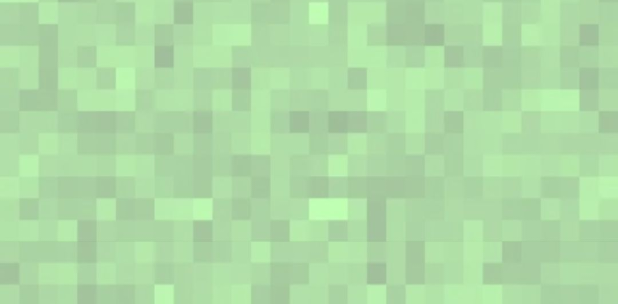
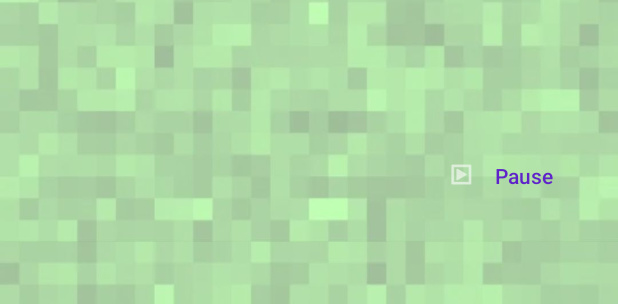
Before and after one commit to marilynnnn27/SnakeySnakeGame, an Android app: the layout activity_main.xml on its own in the app's theme, with its tools: preview values and no code run, on a phone screen of 412 x 824 dp. Shown: the part 932-1236 px from the top of the screen. Run offline under Robolectric (Android 15) with nearby library versions, the light colour scheme and no system bars.

Commit message:
i got the "pause" button/text on screen. Game will only start if the pause button is clicked.

```diff
--- a/app/src/main/res/layout/activity_main.xml
+++ b/app/src/main/res/layout/activity_main.xml
@@ -16,5 +16,24 @@
         app:layout_constraintStart_toStartOf="parent"
         app:layout_constraintTop_toTopOf="parent" />
 
+    <Button
+        android:id="@+id/pauseButton"
+        android:layout_width="122dp"
+        android:layout_height="50dp"
+        android:layout_marginStart="266dp"
+        android:layout_marginTop="658dp"
+        android:layout_marginEnd="5dp"
+        android:layout_marginBottom="5dp"
+        android:background="@android:color/transparent"
+        android:onClick="onTouchEvent"
+        android:text="@string/pause"
+        android:textColor="#5F23CA"
+        android:visibility="visible"
+        app:icon="@android:drawable/ic_menu_slideshow"
+        app:layout_constraintBottom_toBottomOf="parent"
+        app:layout_constraintEnd_toEndOf="parent"
+        app:layout_constraintStart_toStartOf="parent"
+        app:layout_constraintTop_toTopOf="parent" />
+
 
 </androidx.constraintlayout.widget.ConstraintLayout>
```
Also changed, not shown: app/src/main/java/com/example/snakeysnakegame/SnakeActivity.java (+14 -0 lines), app/src/main/java/com/example/snakeysnakegame/SnakeGame.java (+4 -5 lines), app/src/main/res/layout/activity_snake.xml (+7 -10 lines).
